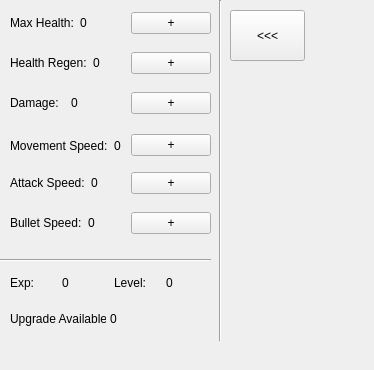
Qt form Hud.ui (zhongvei/Tankoop) before a commit.
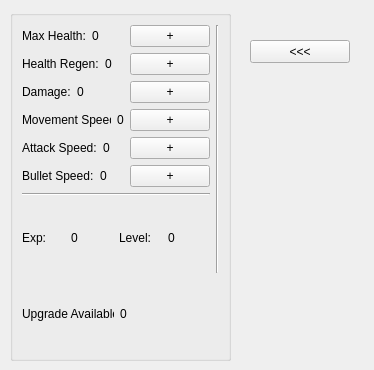
The same form after that commit.

Commit message: fixed color for hud

Patch:
```diff
--- a/Hud.ui
+++ b/Hud.ui
@@ -30,114 +30,34 @@
   <property name="autoFillBackground">
    <bool>false</bool>
   </property>
-  <widget class="QWidget" name="horizontalLayoutWidget">
+  <widget class="QGroupBox" name="groupBox">
    <property name="geometry">
     <rect>
      <x>10</x>
      <y>10</y>
-     <width>201</width>
-     <height>26</height>
+     <width>221</width>
+     <height>351</height>
     </rect>
    </property>
-   <layout class="QHBoxLayout" name="max_health_layout">
-    <item>
-     <widget class="QLabel" name="max_health_label">
-      <property name="text">
-       <string>Max Health:</string>
-      </property>
-     </widget>
-    </item>
-    <item>
-     <widget class="QLabel" name="max_health_value">
+   <property name="title">
+    <string/>
+   </property>
+   <layout class="QGridLayout" name="gridLayout">
+    <item row="8" column="1">
+     <widget class="QLabel" name="skill_point_value">
       <property name="text">
        <string>0</string>
       </property>
      </widget>
     </item>
-    <item>
-     <widget class="QPushButton" name="increase_max_health_btn">
-      <property name="text">
-       <string>+</string>
+    <item row="6" column="0" colspan="2">
+     <widget class="Line" name="line">
+      <property name="orientation">
+       <enum>Qt::Horizontal</enum>
       </property>
      </widget>
     </item>
-   </layout>
-  </widget>
-  <widget class="QWidget" name="horizontalLayoutWidget_2">
-   <property name="geometry">
-    <rect>
-     <x>10</x>
-     <y>50</y>
-     <width>201</width>
-     <height>26</height>
-    </rect>
-   </property>
-   <layout class="QHBoxLayout" name="health_regen_layout">
-    <item>
-     <widget class="QLabel" name="health_regen_label">
-      <property name="text">
-       <string>Health Regen:</string>
-      </property>
-     </widget>
-    </item>
-    <item>
-     <widget class="QLabel" name="health_regen_value">
-      <property name="text">
-       <string>0</string>
-      </property>
-     </widget>
-    </item>
-    <item>
-     <widget class="QPushButton" name="increase_health_regen_btn">
-      <property name="text">
-       <string>+</string>
-      </property>
-     </widget>
-    </item>
-   </layout>
-  </widget>
-  <widget class="QWidget" name="horizontalLayoutWidget_3">
-   <property name="geometry">
-    <rect>
-     <x>10</x>
-     <y>90</y>
-     <width>201</width>
-     <height>26</height>
-    </rect>
-   </property>
-   <layout class="QHBoxLayout" name="damage_layout">
-    <item>
-     <widget class="QLabel" name="damage_label">
-      <property name="text">
-       <string>Damage:</string>
-      </property>
-     </widget>
-    </item>
-    <item>
-     <widget class="QLabel" name="damage_value">
-      <property name="text">
-       <string>0</string>
-      </property>
-     </widget>
-    </item>
-    <item>
-     <widget class="QPushButton" name="increase_damage_btn">
-      <property name="text">
-       <string>+</string>
-      </property>
-     </widget>
-    </item>
-   </layout>
-  </widget>
-  <widget class="QWidget" name="horizontalLayoutWidget_4">
-   <property name="geometry">
-    <rect>
-     <x>10</x>
-     <y>130</y>
-     <width>201</width>
-     <height>31</height>
-    </rect>
-   </property>
+    <item row="3" column="0" colspan="2">
    <layout class="QHBoxLayout" name="movement_speed_layout">
     <item>
      <widget class="QLabel" name="movement_speed_label">
@@ -161,16 +81,8 @@
      </widget>
     </item>
    </layout>
-  </widget>
-  <widget class="QWidget" name="horizontalLayoutWidget_5">
-   <property name="geometry">
-    <rect>
-     <x>10</x>
-     <y>170</y>
-     <width>201</width>
-     <height>26</height>
-    </rect>
-   </property>
+    </item>
+    <item row="4" column="0" colspan="2">
    <layout class="QHBoxLayout" name="attack_speed_layout">
     <item>
      <widget class="QLabel" name="attack_speed_label">
@@ -194,16 +106,15 @@
      </widget>
     </item>
    </layout>
-  </widget>
-  <widget class="QWidget" name="horizontalLayoutWidget_6">
-   <property name="geometry">
-    <rect>
-     <x>10</x>
-     <y>210</y>
-     <width>201</width>
-     <height>26</height>
-    </rect>
-   </property>
+    </item>
+    <item row="8" column="0">
+     <widget class="QLabel" name="skill_point_label">
+      <property name="text">
+       <string>Upgrade Available:</string>
+      </property>
+     </widget>
+    </item>
+    <item row="5" column="0" colspan="2">
    <layout class="QHBoxLayout" name="bullet_speed_layout">
     <item>
      <widget class="QLabel" name="bullet_speed_label">
@@ -227,16 +138,90 @@
      </widget>
     </item>
    </layout>
-  </widget>
-  <widget class="QWidget" name="horizontalLayoutWidget_9">
-   <property name="geometry">
-    <rect>
-     <x>10</x>
-     <y>270</y>
-     <width>201</width>
-     <height>25</height>
-    </rect>
-   </property>
+    </item>
+    <item row="1" column="0" colspan="2">
+     <layout class="QHBoxLayout" name="health_regen_layout">
+      <item>
+       <widget class="QLabel" name="health_regen_label">
+        <property name="text">
+         <string>Health Regen:</string>
+        </property>
+       </widget>
+      </item>
+      <item>
+       <widget class="QLabel" name="health_regen_value">
+        <property name="text">
+         <string>0</string>
+        </property>
+       </widget>
+      </item>
+      <item>
+       <widget class="QPushButton" name="increase_health_regen_btn">
+        <property name="text">
+         <string>+</string>
+        </property>
+       </widget>
+      </item>
+     </layout>
+    </item>
+    <item row="0" column="0" colspan="2">
+     <layout class="QHBoxLayout" name="max_health_layout">
+      <item>
+       <widget class="QLabel" name="max_health_label">
+        <property name="text">
+         <string>Max Health:</string>
+        </property>
+       </widget>
+      </item>
+      <item>
+       <widget class="QLabel" name="max_health_value">
+        <property name="text">
+         <string>0</string>
+        </property>
+       </widget>
+      </item>
+      <item>
+       <widget class="QPushButton" name="increase_max_health_btn">
+        <property name="text">
+         <string>+</string>
+        </property>
+       </widget>
+      </item>
+     </layout>
+    </item>
+    <item row="0" column="2" rowspan="8">
+     <widget class="Line" name="line_2">
+      <property name="orientation">
+       <enum>Qt::Vertical</enum>
+      </property>
+     </widget>
+    </item>
+    <item row="2" column="0" colspan="2">
+     <layout class="QHBoxLayout" name="damage_layout">
+      <item>
+       <widget class="QLabel" name="damage_label">
+        <property name="text">
+         <string>Damage:</string>
+        </property>
+       </widget>
+      </item>
+      <item>
+       <widget class="QLabel" name="damage_value">
+        <property name="text">
+         <string>0</string>
+        </property>
+       </widget>
+      </item>
+      <item>
+       <widget class="QPushButton" name="increase_damage_btn">
+        <property name="text">
+         <string>+</string>
+        </property>
+       </widget>
+      </item>
+     </layout>
+    </item>
+    <item row="7" column="0" colspan="2">
    <layout class="QHBoxLayout" name="level_exp_layout">
     <item>
      <layout class="QHBoxLayout" name="exp_layout">
@@ -275,66 +260,16 @@
      </layout>
     </item>
    </layout>
-  </widget>
-  <widget class="QLabel" name="skill_point_value">
-   <property name="geometry">
-    <rect>
-     <x>110</x>
-     <y>310</y>
-     <width>95</width>
-     <height>17</height>
-    </rect>
-   </property>
-   <property name="text">
-    <string>0</string>
-   </property>
-  </widget>
-  <widget class="QLabel" name="skill_point_label">
-   <property name="geometry">
-    <rect>
-     <x>10</x>
-     <y>310</y>
-     <width>96</width>
-     <height>17</height>
-    </rect>
-   </property>
-   <property name="text">
-    <string>Upgrade Available:</string>
-   </property>
-  </widget>
-  <widget class="Line" name="line">
-   <property name="geometry">
-    <rect>
-     <x>0</x>
-     <y>250</y>
-     <width>211</width>
-     <height>21</height>
-    </rect>
-   </property>
-   <property name="orientation">
-    <enum>Qt::Horizontal</enum>
-   </property>
-  </widget>
-  <widget class="Line" name="line_2">
-   <property name="geometry">
-    <rect>
-     <x>210</x>
-     <y>0</y>
-     <width>20</width>
-     <height>341</height>
-    </rect>
-   </property>
-   <property name="orientation">
-    <enum>Qt::Vertical</enum>
-   </property>
+    </item>
+   </layout>
   </widget>
   <widget class="QPushButton" name="show_hud_btn">
    <property name="geometry">
     <rect>
-     <x>230</x>
-     <y>10</y>
-     <width>75</width>
-     <height>51</height>
+     <x>250</x>
+     <y>40</y>
+     <width>100</width>
+     <height>23</height>
     </rect>
    </property>
    <property name="text">
```
Lines whose indentation alone changed are shown as unchanged. The commit also changes 1 other file.
